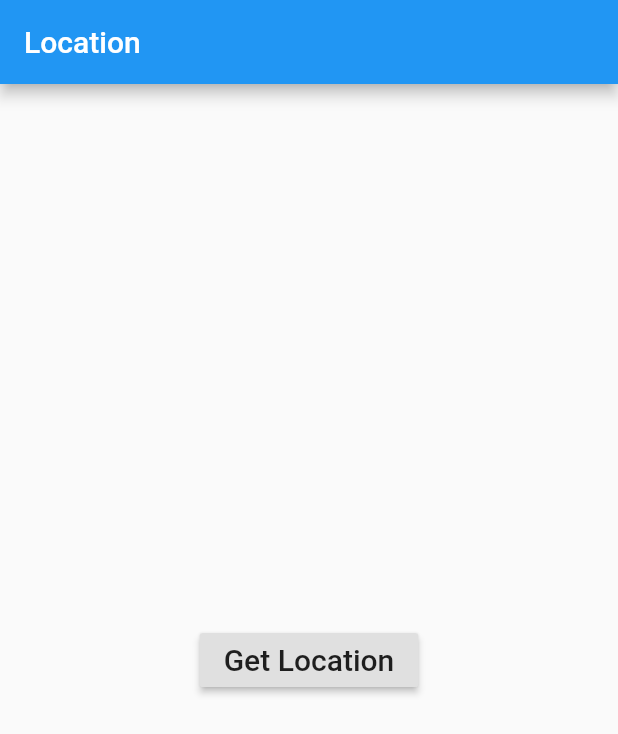
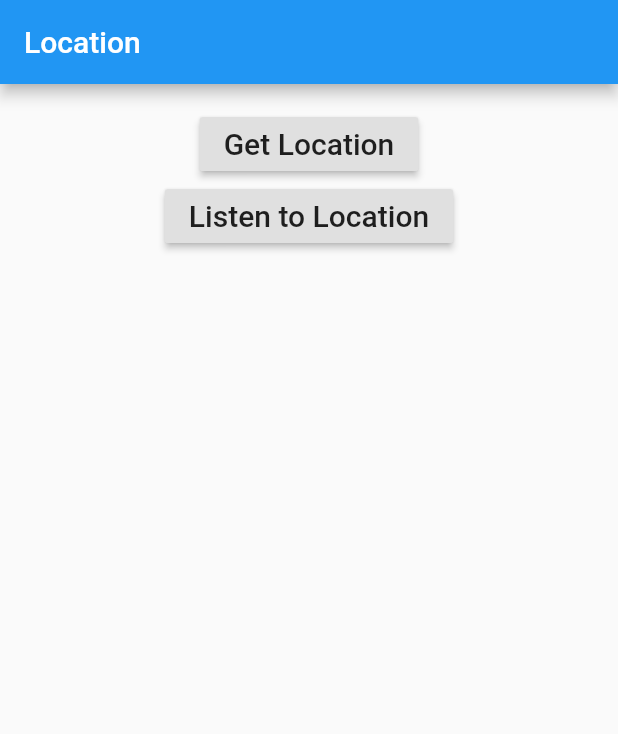
Before and after one commit to Dan-Ailenei/conquer-peaks, a Flutter app: the screen it shows after launch, on a phone screen of 412 x 824 dp. Shown: the top 734 px of the screen. Run offline on Flutter 3.47's test engine with Material 2 defaults, Android fonts, the phone set to English and light mode, and no system bars; our stand-ins replace bloc, equatable, flutter_bloc, geolocator; missing offline and left inert: sqfentity, sqfentity_gen.

Commit message:
Location subscribe and unsubscribe

```diff
--- a/lib/bloc/location_bloc.dart
+++ b/lib/bloc/location_bloc.dart
@@ -1,12 +1,14 @@
+import 'dart:async';
+import 'dart:developer' as developer;
 import 'package:conquerpeaksfe/bloc/bloc.dart';
 import 'package:bloc/bloc.dart';
 import 'package:geolocator/geolocator.dart';
-
 import 'location.dart';
 
 class LocationBloc extends Bloc<LocationEvent, LocationState> {
 
   Geolocator locationAPI = Geolocator();
+  static bool _isCancelled = false;
 
   @override
   LocationState get initialState => LocationInitial();
@@ -15,6 +17,7 @@ class LocationBloc extends Bloc<LocationEvent, LocationState> {
   Stream<LocationState> mapEventToState(LocationEvent event) async* {
     yield LocationLoading();
     if (event is GetLocation) {
+      developer.log('get location', name: 'conquer.peaks.app');
       try {
         final location = await fetchLocation();
         yield LocationLoaded(location);
@@ -22,10 +25,20 @@ class LocationBloc extends Bloc<LocationEvent, LocationState> {
         yield LocationError("Some error occurred :(");
       }
     } else if (event is ListenLocation) {
+      _isCancelled = false;
       var locationOptions = LocationOptions(accuracy: LocationAccuracy.high, distanceFilter: 10);
-      await for (final position in locationAPI.getPositionStream(locationOptions)) {
-
-      }
+      developer.log('listen for location', name: 'conquer.peaks.app');
+      yield* locationAPI.getPositionStream(locationOptions)
+          .asyncMap((position) => LocationLoaded(
+          GeoCoordinates(
+              latitude: position.latitude,
+              longitude: position.longitude,
+              altitude: position.altitude)))
+          .takeWhile((position) {return !_isCancelled;});
+    } else if (event is CancelListenLocation) {
+      developer.log('cancel listen location event received', name: 'conquer.peaks.app');
+      _isCancelled = true;
+      yield LocationInitial();
     }
   }
 
--- a/lib/bloc/location_event.dart
+++ b/lib/bloc/location_event.dart
@@ -13,3 +13,8 @@ class ListenLocation extends LocationEvent {
   @override
   List<Object> get props => [];
 }
+
+class CancelListenLocation extends LocationEvent {
+  @override
+  List<Object> get props => [];
+}
--- a/lib/ui/MapPage.dart
+++ b/lib/ui/MapPage.dart
@@ -40,8 +40,12 @@ class MapPage extends StatelessWidget {
 
   Widget buildInitialInput() {
     return Center(
-      child: GetLocationButton(),
-    );
+      child: Column(
+        children: <Widget>[
+          GetLocationButton(),
+          ListenToLocationButton(),
+        ],
+    ));
   }
 
   Widget buildLoading() {
@@ -68,6 +72,8 @@ class MapPage extends StatelessWidget {
           style: TextStyle(fontSize: 13),
         ),
         GetLocationButton(),
+        ListenToLocationButton(),
+        CancelListenToLocationButton(),
       ],
     );
   }
@@ -93,3 +99,45 @@ class GetLocationButton extends StatelessWidget {
     locationBloc.add(GetLocation());
   }
 }
+
+class ListenToLocationButton extends StatelessWidget {
+  @override
+  Widget build(BuildContext context) {
+    return Padding(
+        padding: const EdgeInsets.symmetric(horizontal: 50),
+        child: RaisedButton(
+          onPressed: () => makeCall(context),
+          child: Text(
+            'Listen to Location',
+            style: TextStyle(fontSize: 20),
+          ),
+        )
+    );
+  }
+
+  void makeCall(BuildContext context) {
+    final locationBloc = BlocProvider.of<LocationBloc>(context);
+    locationBloc.add(ListenLocation());
+  }
+}
+
+class CancelListenToLocationButton extends StatelessWidget {
+  @override
+  Widget build(BuildContext context) {
+    return Padding(
+        padding: const EdgeInsets.symmetric(horizontal: 50),
+        child: RaisedButton(
+          onPressed: () => makeCall(context),
+          child: Text(
+            'Cancel Listen to Location',
+            style: TextStyle(fontSize: 20),
+          ),
+        )
+    );
+  }
+
+  void makeCall(BuildContext context) {
+    final locationBloc = LocationBloc();
+    locationBloc.add(CancelListenLocation());
+  }
+}
```
